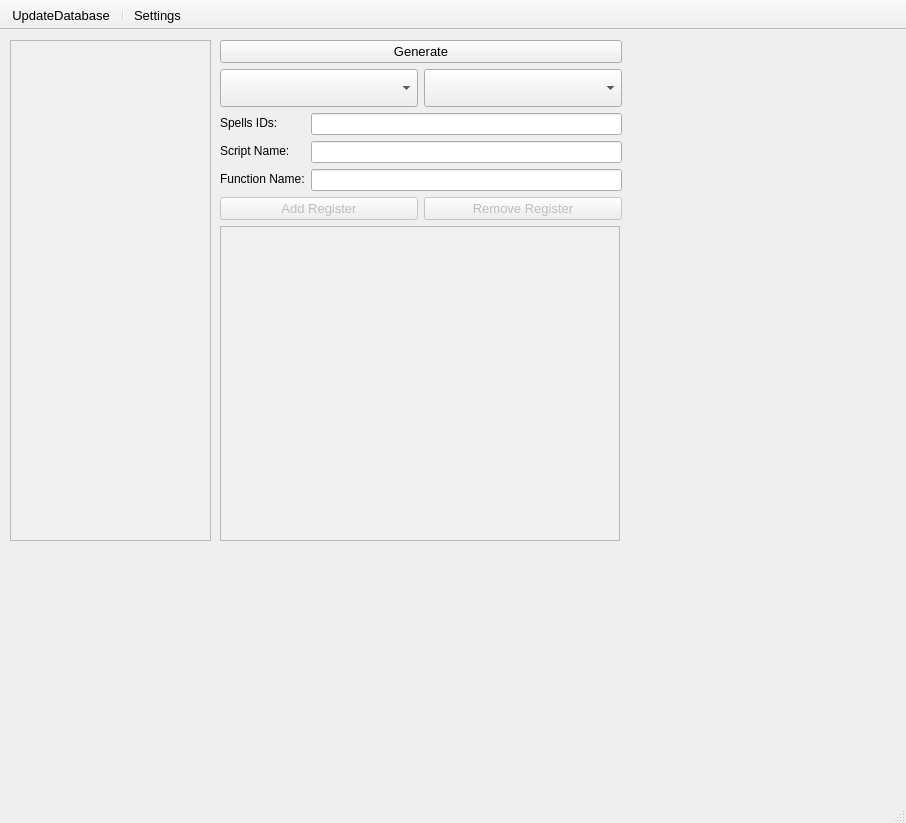
The window that mainwindow.ui (Yourp/UWOWDevelopHelper) describes before a commit, drawn with Qt 5.
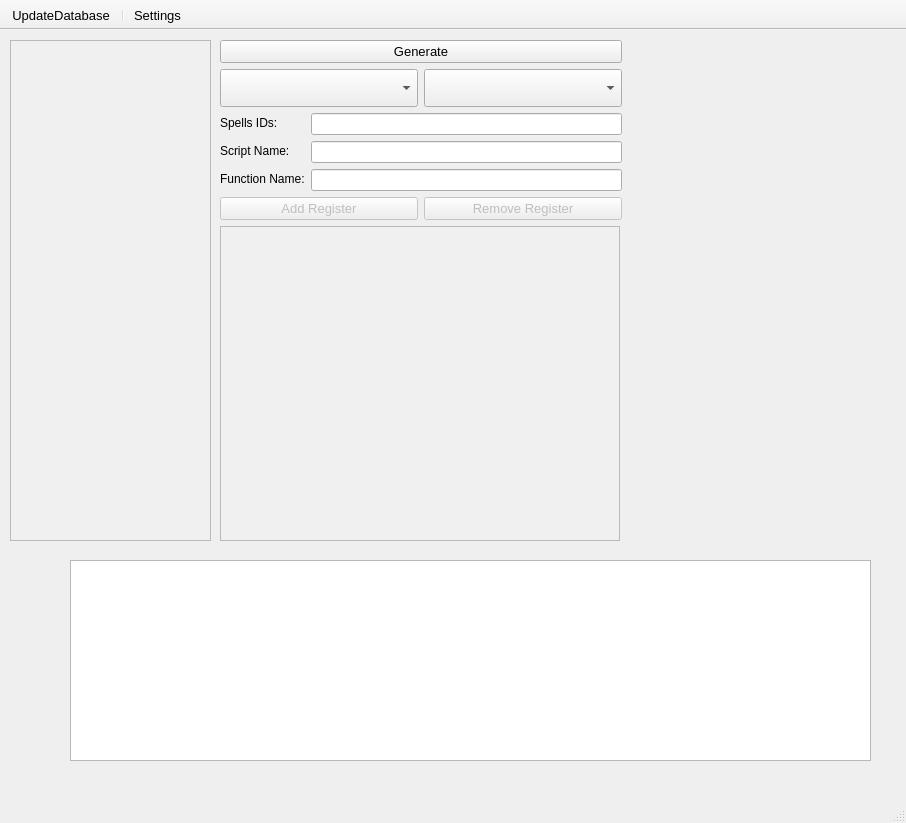
The same window after the commit. Icons and pictures are not drawn.

What changed in the file:
```diff
--- a/mainwindow.ui
+++ b/mainwindow.ui
@@ -628,6 +628,16 @@
      </item>
     </layout>
    </widget>
+   <widget class="QTextEdit" name="textEdit">
+    <property name="geometry">
+     <rect>
+      <x>70</x>
+      <y>530</y>
+      <width>801</width>
+      <height>201</height>
+     </rect>
+    </property>
+   </widget>
   </widget>
   <widget class="QStatusBar" name="statusbar"/>
   <widget class="QMenuBar" name="menuBar">
```
